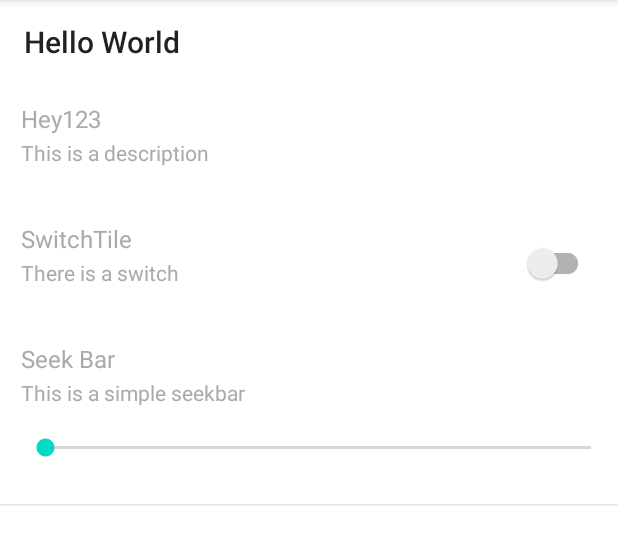
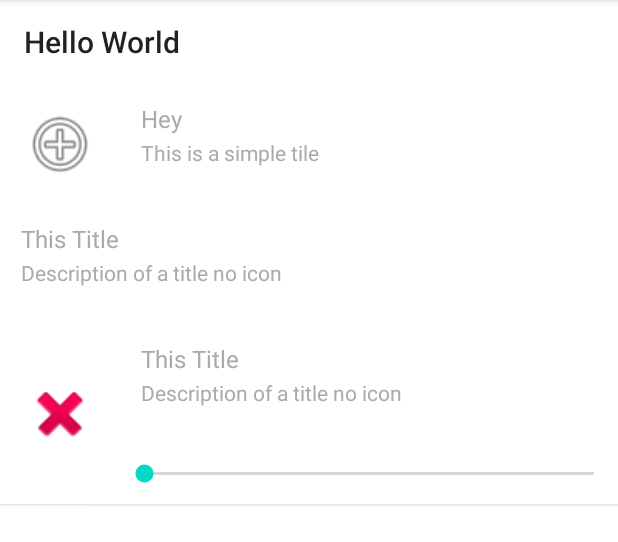
Before and after one commit to Idan503/MySettingsScreen, an Android app: the screen it shows after launch (MySettingsActivity), on a phone screen of 412 x 824 dp, the part 84-626 px from its top. Run offline under Robolectric (Android 15) with nearby library versions, the phone set to English and light mode, and no system bars.

Commit message:
Tiles Icon Support

```diff
--- a/MySettingsScreen/src/main/java/com/idankorenisraeli/mysettingsscreen/activity/MySettingsActivity.java
+++ b/MySettingsScreen/src/main/java/com/idankorenisraeli/mysettingsscreen/activity/MySettingsActivity.java
@@ -8,6 +8,7 @@ import android.os.Bundle;
 import android.util.Log;
 import android.view.View;
 import android.widget.CompoundButton;
+import android.widget.SeekBar;
 import android.widget.Toast;
 
 import com.idankorenisraeli.mysettingsscreen.R;
@@ -35,20 +36,33 @@ public class MySettingsActivity extends AppCompatActivity {
         setActionBar(actionBar);
 
 
-        ArrayList<SettingsTileData> tiles = new ArrayList<>();
-        tiles.add(new TitleTileData("Hey123", "This is a description",120));
+        ArrayList<SettingsTileData> dataTiles = new ArrayList<>();
+        dataTiles.add(new ClickableTileData("Hey", "This is a simple tile")
+                .setIconId(android.R.drawable.ic_menu_add));
+        dataTiles.add(new TitleTileData("This Title", "Description of a title no icon"));
+        dataTiles.add(new SeekbarTileData("This Title", "Description of a title no icon")
+            .setOnChange(new SeekBar.OnSeekBarChangeListener() {
+                @Override
+                public void onProgressChanged(SeekBar seekBar, int progress, boolean fromUser) {
+                    Log.i("pttt", progress + "");
+                }
 
-        tiles.add(new SwitchTileData("SwitchTile", "There is a switch", new CompoundButton.OnCheckedChangeListener() {
-            @Override
-            public void onCheckedChanged(CompoundButton buttonView, boolean isChecked) {
-                Log.i("pttt", isChecked + "    ");
-            }
-        }));
+                @Override
+                public void onStartTrackingTouch(SeekBar seekBar) {
+                    Log.i("pttt", "started");
+                }
 
-        tiles.add(new SeekbarTileData("Seek Bar", "This is a simple seekbar", null));
+                @Override
+                public void onStopTrackingTouch(SeekBar seekBar) {
+                    Log.i("pttt", "finished");
+                }
+            })
+            .setIconId(android.R.drawable.ic_delete)
+            );
+
 
         settingsRecycler.setLayoutManager(new LinearLayoutManager(this));
-        settingsRecycler.setAdapter(new SettingsRecyclerAdapter(this, tiles));
+        settingsRecycler.setAdapter(new SettingsRecyclerAdapter(this, dataTiles));
 
     }
 
--- a/MySettingsScreen/src/main/java/com/idankorenisraeli/mysettingsscreen/tile/ClickableTileData.java
+++ b/MySettingsScreen/src/main/java/com/idankorenisraeli/mysettingsscreen/tile/ClickableTileData.java
@@ -6,18 +6,17 @@ public class ClickableTileData extends SettingsTileData {
 
     protected View.OnClickListener onClick;
 
-    public ClickableTileData(String title, String description, View.OnClickListener onClick) {
-        super(title, description);
-        if(onClick!=null)
-            this.onClick = onClick;
-    }
-
     public ClickableTileData(String title, String description) {
         super(title, description);
     }
 
 
-    public View.OnClickListener getClickListener() {
+    public View.OnClickListener getOnClick() {
         return onClick;
     }
+
+    public ClickableTileData setOnClick(View.OnClickListener onClick) {
+        this.onClick = onClick;
+        return this;
+    }
 }
--- a/MySettingsScreen/src/main/java/com/idankorenisraeli/mysettingsscreen/tile/SeekbarTileData.java
+++ b/MySettingsScreen/src/main/java/com/idankorenisraeli/mysettingsscreen/tile/SeekbarTileData.java
@@ -12,16 +12,17 @@ public class SeekbarTileData extends SettingsTileData {
 
     // TODO - MIN VALUE, MAX VALUE, SP LINK
 
-    public SeekbarTileData(String title, String description, SeekBar.OnSeekBarChangeListener onChange) {
+    public SeekbarTileData(String title, String description) {
         super(title, description);
-        this.onChange = onChange;
     }
+
 
     public SeekBar.OnSeekBarChangeListener getOnChange() {
         return onChange;
     }
 
-    public void setOnChange(SeekBar.OnSeekBarChangeListener onChange) {
+    public SeekbarTileData setOnChange(SeekBar.OnSeekBarChangeListener onChange) {
         this.onChange = onChange;
+        return this;
     }
 }
--- a/MySettingsScreen/src/main/java/com/idankorenisraeli/mysettingsscreen/tile/SettingsTileData.java
+++ b/MySettingsScreen/src/main/java/com/idankorenisraeli/mysettingsscreen/tile/SettingsTileData.java
@@ -1,4 +1,9 @@
 package com.idankorenisraeli.mysettingsscreen.tile;
+
+import android.graphics.drawable.Drawable;
+
+import androidx.annotation.NonNull;
+import androidx.annotation.Nullable;
 
 import java.io.Serializable;
 
@@ -6,6 +11,12 @@ public abstract class SettingsTileData implements Serializable {
 
     private String title;
     private String description;
+    private @Nullable Integer iconId;
+
+    // Empty Builder
+    public SettingsTileData(){
+
+    }
 
     public SettingsTileData(String title, String description) {
         this.title = title;
@@ -16,15 +27,32 @@ public abstract class SettingsTileData implements Serializable {
         return title;
     }
 
-    private void setTitle(String title) {
+    public SettingsTileData setTitle(String title) {
         this.title = title;
+        return this;
     }
 
     public String getDescription() {
         return description;
     }
 
-    private void setDescription(String description) {
+    public SettingsTileData setDescription(String description) {
         this.description = description;
+        return this;
+    }
+
+    @Nullable
+    public Integer getIconId() {
+        return iconId;
+    }
+
+    /**
+     * Set a null iconId for no-icon-tile
+     * @param iconId Id of icon drawable
+     * @return Result tile (builder)
+     */
+    public SettingsTileData setIconId(@Nullable Integer iconId) {
+        this.iconId = iconId;
+        return this;
     }
 }
--- a/MySettingsScreen/src/main/java/com/idankorenisraeli/mysettingsscreen/tile/SwitchTileData.java
+++ b/MySettingsScreen/src/main/java/com/idankorenisraeli/mysettingsscreen/tile/SwitchTileData.java
@@ -3,26 +3,27 @@ package com.idankorenisraeli.mysettingsscreen.tile;
 import android.view.View;
 import android.widget.CompoundButton;
 
+import androidx.annotation.Nullable;
 
 
 public class SwitchTileData extends ClickableTileData {
 
 
-    private CompoundButton.OnCheckedChangeListener onChange;
+    private @Nullable CompoundButton.OnCheckedChangeListener onChange;
     //Outer layout click functionality implemented inside holder object
 
 
-    public SwitchTileData(String title, String description, CompoundButton.OnCheckedChangeListener onChange) {
+    public SwitchTileData(String title, String description) {
         super(title, description);
-        this.onChange = onChange;
-        this.onClick = null;
     }
 
+    @Nullable
     public CompoundButton.OnCheckedChangeListener getOnChange() {
         return onChange;
     }
 
-    public void setOnChange(CompoundButton.OnCheckedChangeListener onChange) {
+    public SwitchTileData setOnChange(@Nullable CompoundButton.OnCheckedChangeListener onChange) {
         this.onChange = onChange;
+        return this;
     }
 }
--- a/MySettingsScreen/src/main/java/com/idankorenisraeli/mysettingsscreen/tile/TitleTileData.java
+++ b/MySettingsScreen/src/main/java/com/idankorenisraeli/mysettingsscreen/tile/TitleTileData.java
@@ -1,32 +1,26 @@
 package com.idankorenisraeli.mysettingsscreen.tile;
+
+import androidx.annotation.Nullable;
 
 /**
  * TitleTile is used for showing information without any user-interaction
  */
 public class TitleTileData extends SettingsTileData {
-    private int height;
+    private @Nullable Integer height;
 
     public TitleTileData(String title, String description) {
         super(title, description);
-        this.height = -1;
+        this.height = null;
     }
 
-    /**
-     * Width of the tile will always match the screen width
-     * @param title Main text
-     * @param description Subtitle
-     * @param height In dp
-     */
-    public TitleTileData(String title, String description, int height) {
-        super(title, description);
-        this.height = height;
-    }
 
-    public int getHeight() {
+    @Nullable
+    public Integer getHeight() {
         return height;
     }
 
-    public void setHeight(int height) {
+    public TitleTileData setHeight(@Nullable Integer height) {
         this.height = height;
+        return this;
     }
 }
--- a/MySettingsScreen/src/main/java/com/idankorenisraeli/mysettingsscreen/tile_holder/ClickableTileHolder.java
+++ b/MySettingsScreen/src/main/java/com/idankorenisraeli/mysettingsscreen/tile_holder/ClickableTileHolder.java
@@ -18,11 +18,11 @@ public class ClickableTileHolder extends SettingsTileHolder{
 
         ClickableTileData mData = (ClickableTileData) tileObject;
 
-        if(mData.getClickListener()!=null) {
+        if(mData.getOnClick()!=null) {
             View.OnClickListener tileClickListener = new View.OnClickListener() {
                 @Override
                 public void onClick(View v) {
-                    mData.getClickListener().onClick(itemView);
+                    mData.getOnClick().onClick(itemView);
                 }
             };
 
--- a/MySettingsScreen/src/main/java/com/idankorenisraeli/mysettingsscreen/tile_holder/SettingsTileHolder.java
+++ b/MySettingsScreen/src/main/java/com/idankorenisraeli/mysettingsscreen/tile_holder/SettingsTileHolder.java
@@ -1,8 +1,12 @@
 package com.idankorenisraeli.mysettingsscreen.tile_holder;
 
+import android.graphics.drawable.Drawable;
+import android.service.autofill.VisibilitySetterAction;
 import android.view.View;
+import android.widget.ImageView;
 import android.widget.TextView;
 
+import androidx.core.content.ContextCompat;
 import androidx.recyclerview.widget.RecyclerView;
 
 import com.idankorenisraeli.mysettingsscreen.R;
@@ -11,6 +15,7 @@ import com.idankorenisraeli.mysettingsscreen.tile.SettingsTileData;
 public abstract class SettingsTileHolder extends RecyclerView.ViewHolder {
     private TextView titleText;
     private TextView descriptionText;
+    private ImageView iconImage;
 
 
     public SettingsTileHolder(View itemView) {
@@ -22,12 +27,15 @@ public abstract class SettingsTileHolder extends RecyclerView.ViewHolder {
     protected void findViews(){
         titleText = itemView.findViewById(R.id.tile_LBL_title);
         descriptionText = itemView.findViewById(R.id.tile_LBL_description);
+        iconImage = itemView.findViewById(R.id.tile_IMG_icon);
     }
 
 
     protected void setData(SettingsTileData tileObject){
         this.setTitleText(tileObject.getTitle());
         this.setDescriptionText(tileObject.getDescription());
+        this.setIconDrawable(tileObject.getIconId());
+
     }
 
     private void setTitleText(String title){
@@ -36,6 +44,12 @@ public abstract class SettingsTileHolder extends RecyclerView.ViewHolder {
     private void setDescriptionText(String title){
         this.descriptionText.setText(title);
     }
-
+    private void setIconDrawable(Integer id){
+        if(id!=null) {
+            Drawable icon = ContextCompat.getDrawable(itemView.getContext(), id);
+            iconImage.setImageDrawable(icon);
+            iconImage.setVisibility(View.VISIBLE);
+        }
+    }
 
 }
--- a/MySettingsScreen/src/main/java/com/idankorenisraeli/mysettingsscreen/tile_holder/SwitchTileHolder.java
+++ b/MySettingsScreen/src/main/java/com/idankorenisraeli/mysettingsscreen/tile_holder/SwitchTileHolder.java
@@ -32,6 +32,8 @@ public class SwitchTileHolder extends ClickableTileHolder{
     public void setData(SettingsTileData tileObject) {
         super.setData(tileObject);
         SwitchTileData mData = (SwitchTileData) tileObject;
+
+        if(mData.getOnChange()!=null) {
             switchMaterial.setOnCheckedChangeListener(new CompoundButton.OnCheckedChangeListener() {
                 @Override
                 public void onCheckedChanged(CompoundButton buttonView, boolean isChecked) {
@@ -40,6 +42,7 @@ public class SwitchTileHolder extends ClickableTileHolder{
                     //SP Management should be implemented here
                 }
             });
+        }
 
         itemView.setOnClickListener(new View.OnClickListener() {
             @Override
--- a/MySettingsScreen/src/main/java/com/idankorenisraeli/mysettingsscreen/tile_holder/TitleTileHolder.java
+++ b/MySettingsScreen/src/main/java/com/idankorenisraeli/mysettingsscreen/tile_holder/TitleTileHolder.java
@@ -21,7 +21,7 @@ public class TitleTileHolder extends SettingsTileHolder{
         super.setData(tileObject);
         TitleTileData mData = (TitleTileData) tileObject;
 
-        if(mData.getHeight()!=-1)
+        if(mData.getHeight()!=null)
             resizeHeight(mData.getHeight());
 
 
--- a/MySettingsScreen/src/main/res/layout/clickable_tile_layout.xml
+++ b/MySettingsScreen/src/main/res/layout/clickable_tile_layout.xml
@@ -5,20 +5,32 @@
     style="@style/TileCard.Clickable">
 
 
-    <LinearLayout
-        android:id="@id/tile_LAY_layout"
-        style="@style/TileLayout">
+    <RelativeLayout
+        android:layout_width="match_parent"
+        android:layout_height="match_parent">
 
-        <TextView
-            android:id="@id/tile_LBL_title"
-            style="@style/TextView.TileTitle"/>
+        <ImageView
+            android:id="@id/tile_IMG_icon"
+            style="@style/TileIcon"
+            android:contentDescription="@string/settings_icon"
+            android:visibility="gone"
+            />
 
-        <TextView
-            android:id="@id/tile_LBL_description"
-            style="@style/TextView.TileDescription"/>
+        <LinearLayout
+            android:id="@id/tile_LAY_text"
+            style="@style/TileLayout"
+            android:layout_toEndOf="@id/tile_IMG_icon">
 
+            <TextView
+                android:id="@id/tile_LBL_title"
+                style="@style/TextView.TileTitle" />
 
-    </LinearLayout>
+            <TextView
+                android:id="@id/tile_LBL_description"
+                style="@style/TextView.TileDescription" />
 
+        </LinearLayout>
+
+    </RelativeLayout>
 
 </com.google.android.material.card.MaterialCardView>
--- a/MySettingsScreen/src/main/res/layout/seekbar_tile_layout.xml
+++ b/MySettingsScreen/src/main/res/layout/seekbar_tile_layout.xml
@@ -6,29 +6,45 @@
     android:layout_height="120dp">
 
 
-
-    <LinearLayout
-        android:id="@id/tile_LAY_layout"
-        style="@style/TileLayout"
+    <RelativeLayout
         android:layout_width="match_parent"
         android:layout_height="match_parent">
 
-        <TextView
-            android:id="@id/tile_LBL_title"
-            style="@style/TextView.TileTitle"/>
+        <ImageView
+            android:id="@id/tile_IMG_icon"
+            style="@style/TileIcon"
+            android:contentDescription="@string/settings_icon"
+            android:visibility="gone"
+            />
 
-        <TextView
-            android:id="@id/tile_LBL_description"
-            style="@style/TextView.TileDescription"/>
+        <LinearLayout
+            android:id="@id/tile_LAY_text"
+            style="@style/TileLayout"
+            android:layout_toEndOf="@id/tile_IMG_icon">
+
+            <TextView
+                android:id="@id/tile_LBL_title"
+                style="@style/TextView.TileTitle" />
+
+            <TextView
+                android:id="@id/tile_LBL_description"
+                style="@style/TextView.TileDescription" />
+
+        </LinearLayout>
 
         <SeekBar
             android:layout_width="match_parent"
             android:layout_height="match_parent"
+            android:paddingTop="15dp"
             android:layout_gravity="bottom"
+            android:layout_below="@id/tile_LAY_text"
+            android:layout_toEndOf="@id/tile_IMG_icon"
             android:id="@id/tile_SB_seekbar"
             />
 
-    </LinearLayout>
+    </RelativeLayout>
+
+
 
 
 
--- a/MySettingsScreen/src/main/res/layout/title_tile_layout.xml
+++ b/MySettingsScreen/src/main/res/layout/title_tile_layout.xml
@@ -1,11 +1,24 @@
 <?xml version="1.0" encoding="utf-8"?>
 <com.google.android.material.card.MaterialCardView xmlns:android="http://schemas.android.com/apk/res/android"
+    xmlns:app="http://schemas.android.com/apk/res-auto"
     android:id="@id/tile_CARD_card"
     style="@style/TileCard">
 
 
+    <RelativeLayout
+        android:layout_width="match_parent"
+        android:layout_height="match_parent">
+
+        <ImageView
+            style="@style/TileIcon"
+            android:contentDescription="@string/settings_icon"
+            android:id="@id/tile_IMG_icon"
+            android:visibility="gone"
+            />
+
         <LinearLayout
-        android:id="@id/tile_LAY_layout"
+            android:id="@id/tile_LAY_text"
+            android:layout_toEndOf="@id/tile_IMG_icon"
             style="@style/TileLayout">
 
             <TextView
@@ -16,8 +29,9 @@
                 android:id="@id/tile_LBL_description"
                 style="@style/TextView.TileDescription.Resizable" />
 
-
         </LinearLayout>
 
 
+    </RelativeLayout>
+
 </com.google.android.material.card.MaterialCardView>
--- a/MySettingsScreen/src/main/res/values/ids.xml
+++ b/MySettingsScreen/src/main/res/values/ids.xml
@@ -2,8 +2,9 @@
 <resources>
 
     <!-- Common Views IDS -->
-    <item name="tile_LAY_layout" type="id"/>
+    <item name="tile_LAY_text" type="id"/>
     <item name="tile_CARD_card" type="id"/>
+    <item name="tile_IMG_icon" type="id"/>
     <item name="tile_LBL_title" type="id"/>
     <item name="tile_LBL_description" type="id"/>
 
--- a/MySettingsScreen/src/main/res/values/strings.xml
+++ b/MySettingsScreen/src/main/res/values/strings.xml
@@ -1 +1,4 @@
-<resources></resources>
+<resources>
+    <string name="settings_icon">settings_icon</string>
+
+</resources>
--- a/MySettingsScreen/src/main/res/values/themes.xml
+++ b/MySettingsScreen/src/main/res/values/themes.xml
@@ -9,8 +9,16 @@
 
 
 
+    <!-- Icon of Tile -->
+    <style name="TileIcon">
+        <item name="android:layout_width">80dp</item>
+        <item name="android:layout_height">80dp</item>
+        <item name="android:layout_centerVertical">true</item>
+        <item name="android:padding">15dp</item>
+    </style>
+
+
     <!-- Outer Card of Tiles -->
-
 
     <style name="TileCard" parent="Widget.MaterialComponents.CardView">
         <item name="android:layout_width">match_parent</item>
```
Also changed, not shown: MySettingsScreen/src/main/res/layout/switch_tile_layout.xml (+26 -7 lines). Lines whose indentation alone changed are shown as unchanged.
